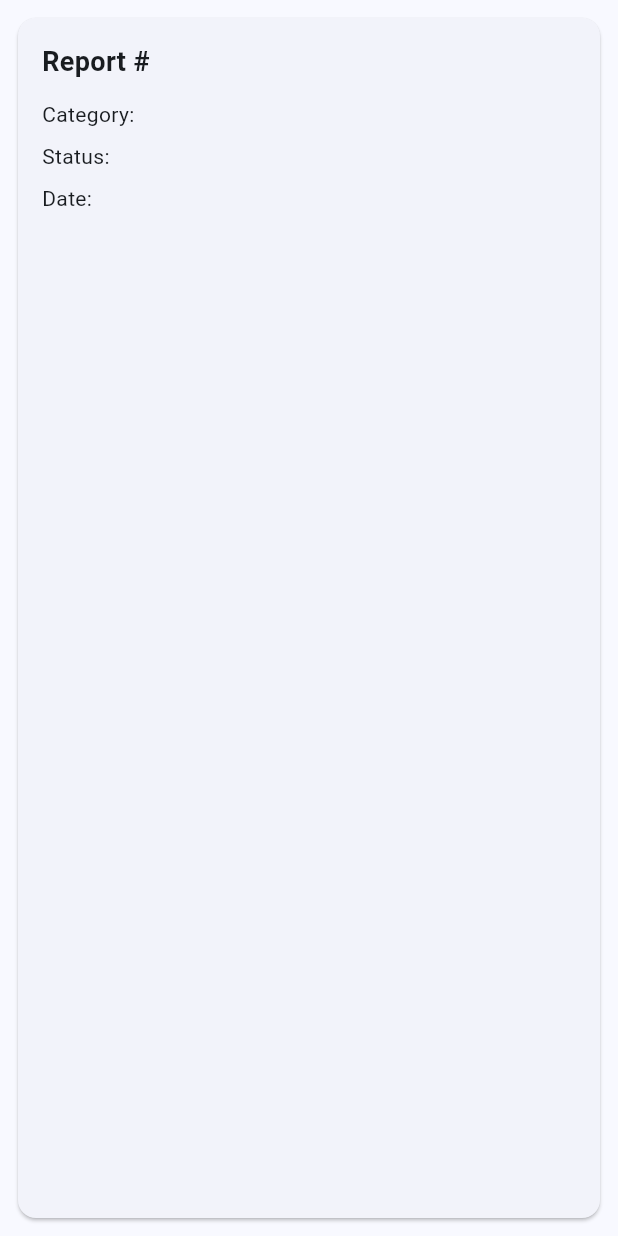
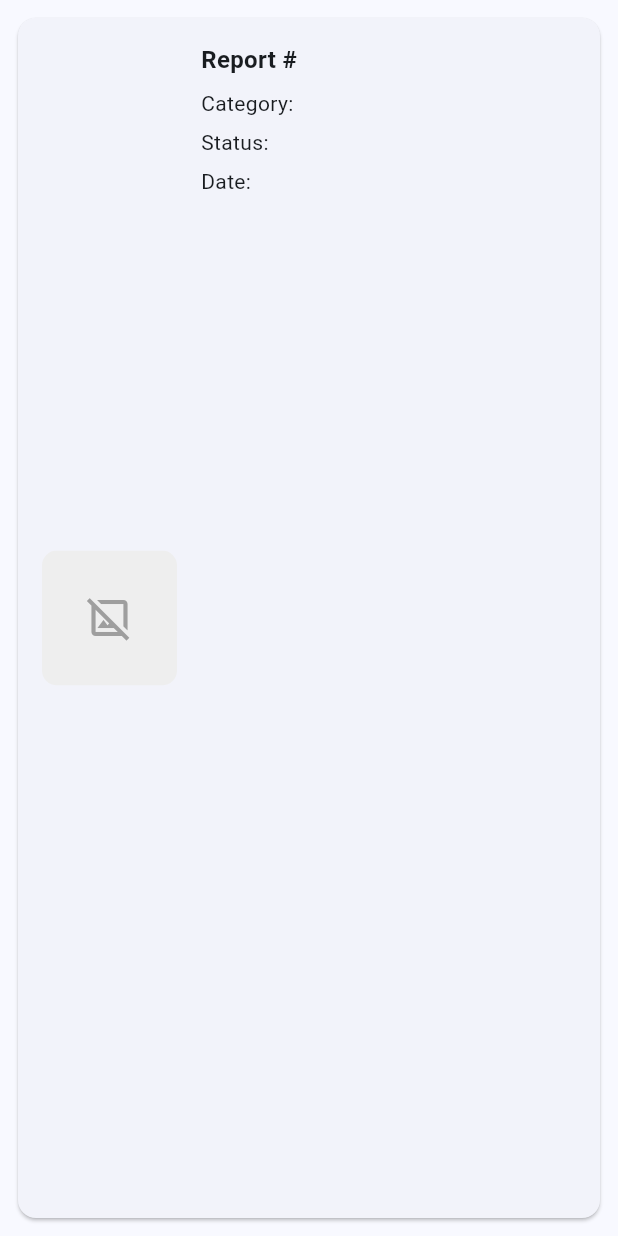
Before and after one commit to qusai-r03/RASAD, a Flutter app: the ReportCard widget shown alone on an empty page, opened directly with empty values, on a phone screen of 412 x 824 dp. Run offline on Flutter 3.47's test engine with Material 3 defaults, Android fonts, the phone set to English and light mode, and no system bars; our stand-ins replace cloud_firestore, firebase_auth, firebase_core, flutter_riverpod, go_router, google_fonts; accounts and stored records are empty.

Commit message:
Finish Week 2 report filtering and image thumbnails

```diff
--- a/lib/features/complaints/widgets/report_card.dart
+++ b/lib/features/complaints/widgets/report_card.dart
@@ -5,6 +5,7 @@ class ReportCard extends StatelessWidget {
   final String category;
   final String status;
   final String date;
+  final String? imageUrl;
 
   const ReportCard({
     super.key,
@@ -12,41 +13,81 @@ class ReportCard extends StatelessWidget {
     required this.category,
     required this.status,
     required this.date,
+    this.imageUrl,
   });
 
   @override
   Widget build(BuildContext context) {
+    final hasImage = imageUrl != null && imageUrl!.trim().isNotEmpty;
+
     return Card(
       margin: const EdgeInsets.all(12),
-      child: SizedBox(
-        width: double.infinity,
       child: Padding(
         padding: const EdgeInsets.all(16),
+        child: Row(
+          children: [
+            // Report image
+            ClipRRect(
+              borderRadius: BorderRadius.circular(10),
+              child: SizedBox(
+                width: 90,
+                height: 90,
+                child: hasImage
+                    ? Image.network(
+                        imageUrl!,
+                        fit: BoxFit.cover,
+                        errorBuilder: (context, error, stackTrace) {
+                          return _imagePlaceholder();
+                        },
+                      )
+                    : _imagePlaceholder(),
+              ),
+            ),
+
+            const SizedBox(width: 16),
+
+            // Report information
+            Expanded(
               child: Column(
                 crossAxisAlignment: CrossAxisAlignment.start,
                 children: [
                   Text(
                     'Report #$reportId',
                     style: const TextStyle(
-                  fontSize: 18,
+                      fontSize: 16,
                       fontWeight: FontWeight.bold,
                     ),
                   ),
 
-              const SizedBox(height: 12),
+                  const SizedBox(height: 8),
 
                   Text('Category: $category'),
 
-              const SizedBox(height: 8),
+                  const SizedBox(height: 6),
 
                   Text('Status: $status'),
 
-              const SizedBox(height: 8),
+                  const SizedBox(height: 6),
 
                   Text('Date: $date'),
                 ],
               ),
             ),
+          ],
+        ),
+      ),
+    );
+  }
+
+  Widget _imagePlaceholder() {
+    return Container(
+      color: Colors.grey.shade200,
+      child: const Center(
+        child: Icon(
+          Icons.image_not_supported_outlined,
+          size: 32,
+          color: Colors.grey,
+        ),
       ),
     );
   }
```
Also changed, not shown: lib/features/complaints/screens/reports_screen.dart (+20 -3 lines). Lines whose indentation alone changed are shown as unchanged.
